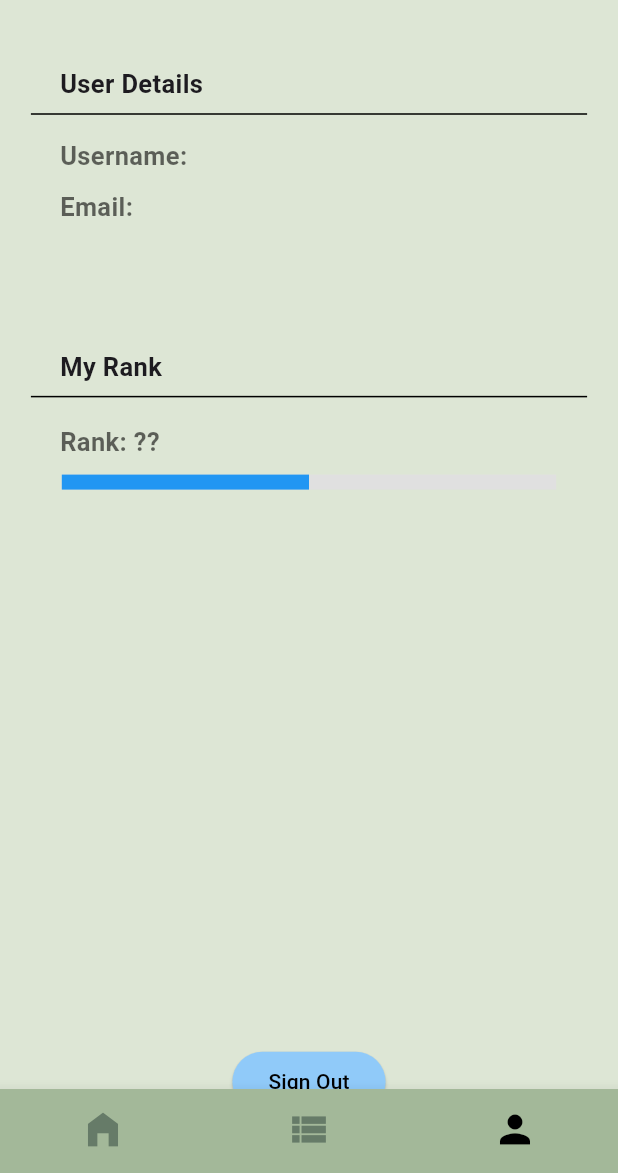
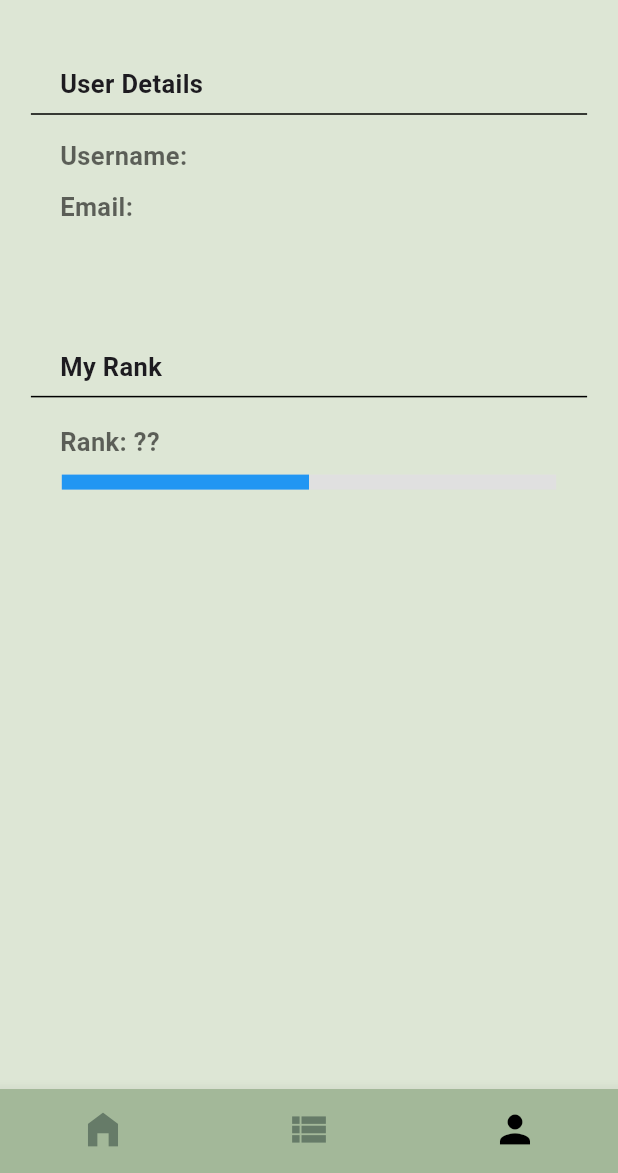
Before and after one commit to simong2/kindred, a Flutter app: the screen it shows once a user with an empty profile is signed in, item 3 of the bottom bar chosen, on a phone screen of 412 x 824 dp, the part 63-1236 px from its top. Run offline on Flutter 3.47's test engine with Material 3 defaults, Android fonts, the phone set to English and light mode, and no system bars; our stand-ins replace cloud_firestore, firebase_auth, firebase_core, flutter_dotenv; accounts and stored records are empty.

Commit message:
I forgot what i did

```diff
--- a/lib/screens/donor/profile.dart
+++ b/lib/screens/donor/profile.dart
@@ -102,17 +102,7 @@ class _ProfileState extends State<Profile> {
                         minHeight: 10,
                       ),
                     ),
-                    SizedBox(
-                      height: MediaQuery.sizeOf(context).height * 0.45,
-                    ),
-                    ElevatedButton(
-                      style: ElevatedButton.styleFrom(
-                        backgroundColor: Colors.blue.shade200,
-                        foregroundColor: Colors.black,
-                      ),
-                      onPressed: onPressed,
-                      child: const Text("Sign Out"),
-                    )
+
                   ],
                 ),
               ),
--- a/pubspec.yaml
+++ b/pubspec.yaml
@@ -66,6 +66,7 @@ flutter:
   assets:
     - .env
     - assets/img/mushroom.png
+    - assets/items/
 
   # An image asset can refer to one or more resolution-specific "variants", see
   # https://flutter.dev/to/resolution-aware-images
```
